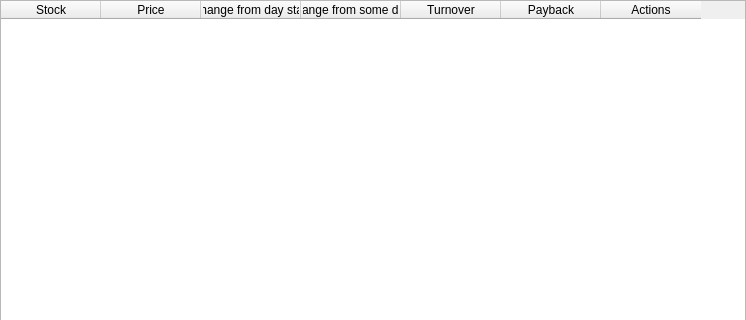
Before: the Qt Designer form app/src/widgets/logstablewidget/logstablewidget.ui in Gris87/TInvestor, drawn with Qt 5; both pictures show x 0 to 746 and y 0 to 320 of the 746 by 479 pixel window.
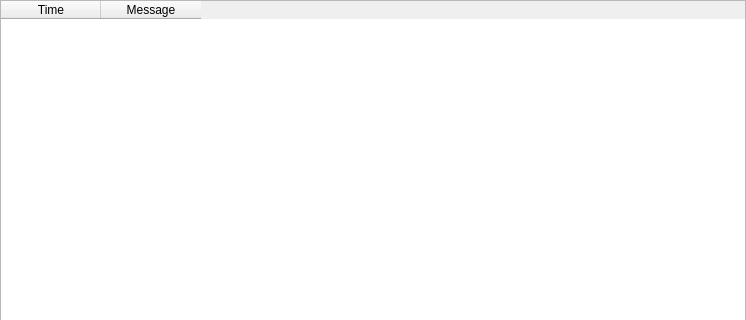
After: the same form once the commit is applied. Icons and pictures are not drawn.

What changed in the file:
```diff
--- a/app/src/widgets/logstablewidget/logstablewidget.ui
+++ b/app/src/widgets/logstablewidget/logstablewidget.ui
@@ -38,58 +38,19 @@
       <enum>QAbstractItemView::SelectionBehavior::SelectRows</enum>
      </property>
      <property name="columnCount">
-      <number>7</number>
+      <number>2</number>
      </property>
      <attribute name="horizontalHeaderShowSortIndicator" stdset="0">
       <bool>true</bool>
      </attribute>
      <column>
       <property name="text">
-       <string>Stock</string>
+       <string>Time</string>
       </property>
      </column>
      <column>
       <property name="text">
-       <string>Price</string>
-      </property>
-     </column>
-     <column>
-      <property name="text">
-       <string>Change from day start</string>
-      </property>
-     </column>
-     <column>
-      <property name="text">
-       <string>Change from some date</string>
-      </property>
-     </column>
-     <column>
-      <property name="text">
-       <string>Turnover</string>
-      </property>
-      <property name="toolTip">
-       <string>Average daily turnover in the last 31 days</string>
-      </property>
-      <property name="icon">
-       <iconset resource="../../../Resources.qrc">
-        <normaloff>:/assets/images/question.png</normaloff>:/assets/images/question.png</iconset>
-      </property>
-     </column>
-     <column>
-      <property name="text">
-       <string>Payback</string>
-      </property>
-      <property name="toolTip">
-       <string>Opportunity to get money back (with commission) based on the last 24 hours</string>
-      </property>
-      <property name="icon">
-       <iconset resource="../../../Resources.qrc">
-        <normaloff>:/assets/images/question.png</normaloff>:/assets/images/question.png</iconset>
-      </property>
-     </column>
-     <column>
-      <property name="text">
-       <string>Actions</string>
+       <string>Message</string>
       </property>
      </column>
     </widget>
```
Left out of the diff: 4 changed lines with no effect on the pictures.
